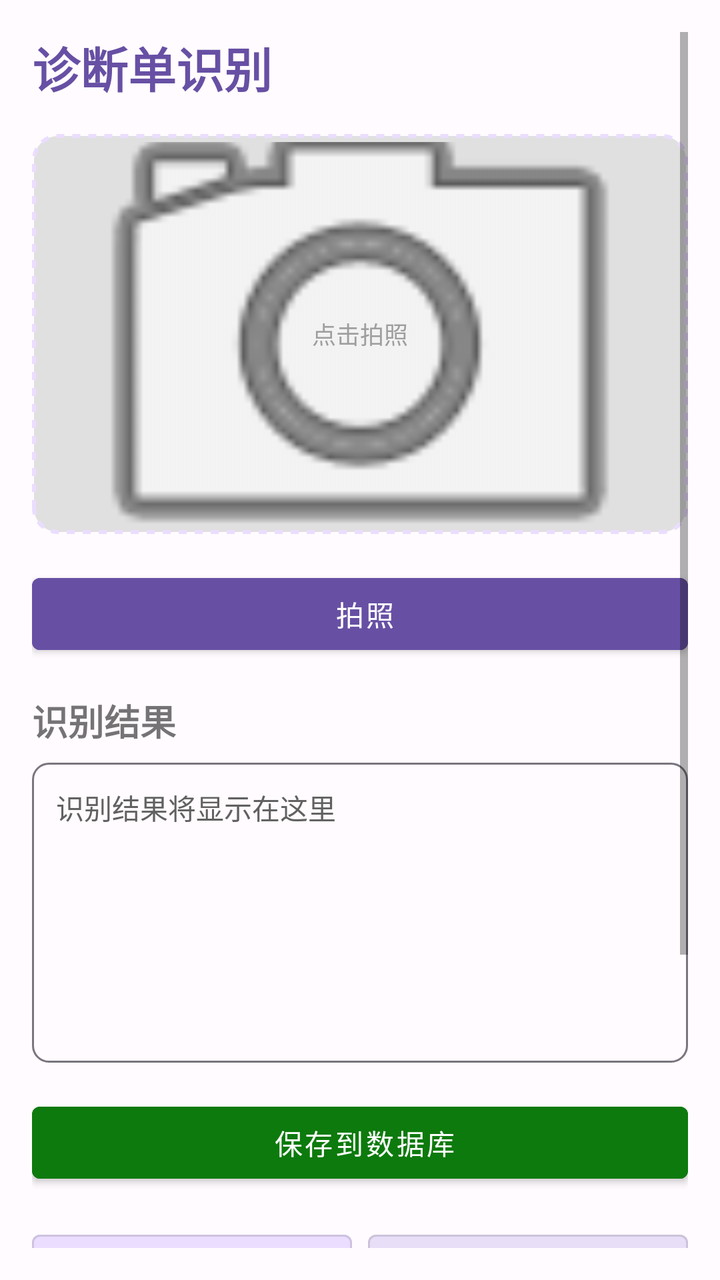
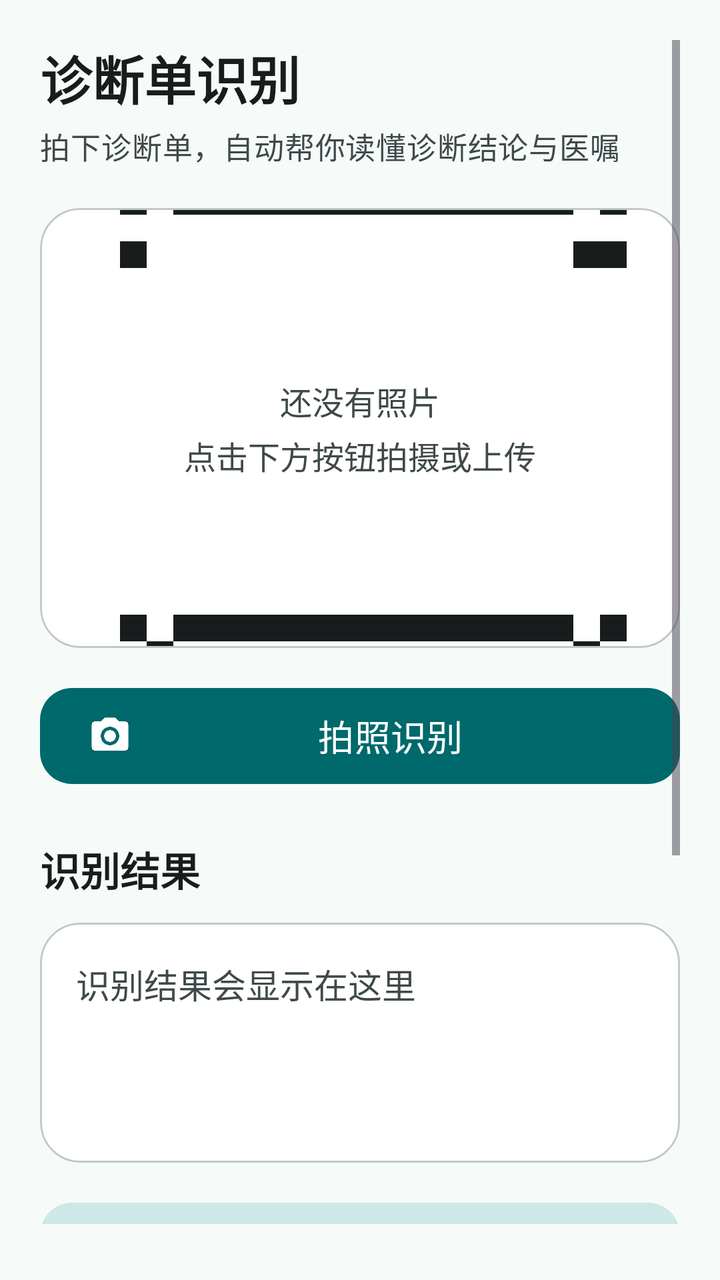

An Android layout rendered at two revisions. The XML below is the earlier revision; the diff shows what the commit changed to produce the second picture.
<!-- AndroidManifest.xml: application theme Theme.AIHealth_ALL -->
<!-- res/layout/fragment_diagnosis.xml -->
<?xml version="1.0" encoding="utf-8"?>
<ScrollView xmlns:android="http://schemas.android.com/apk/res/android"
    android:layout_width="match_parent"
    android:layout_height="match_parent"
    android:background="@color/background"
    android:padding="16dp">

    <LinearLayout
        android:layout_width="match_parent"
        android:layout_height="wrap_content"
        android:orientation="vertical">

        
        <TextView
            android:layout_width="match_parent"
            android:layout_height="wrap_content"
            android:text="诊断单识别"
            android:textSize="24sp"
            android:textStyle="bold"
            android:textColor="@color/primary"
            android:layout_marginBottom="16dp" />

        
        <FrameLayout
            android:layout_width="match_parent"
            android:layout_height="200dp"
            android:background="@drawable/bg_image_placeholder"
            android:padding="4dp"
            android:layout_marginBottom="16dp">

            <ImageView
                android:id="@+id/iv_diagnosis"
                android:layout_width="match_parent"
                android:layout_height="match_parent"
                android:scaleType="centerCrop"
                android:contentDescription="诊断单图片预览"
                android:src="@android:drawable/ic_menu_camera" />

            <TextView
                android:layout_width="wrap_content"
                android:layout_height="wrap_content"
                android:text="点击拍照"
                android:textColor="@color/grey_medium"
                android:textSize="12sp"
                android:layout_gravity="center"
                android:padding="8dp" />

        </FrameLayout>

        
        <Button
            android:id="@+id/btn_take_photo"
            android:layout_width="match_parent"
            android:layout_height="48dp"
            android:text=" 拍照"
            android:backgroundTint="@color/primary"
            android:textColor="@color/white"
            style="@style/Widget.MaterialComponents.Button"
            android:layout_marginBottom="16dp" />

        
        <TextView
            android:layout_width="match_parent"
            android:layout_height="wrap_content"
            android:text="识别结果"
            android:textSize="18sp"
            android:textStyle="bold"
            android:layout_marginBottom="8dp" />

        
        <TextView
            android:id="@+id/tv_ocr_result"
            android:layout_width="match_parent"
            android:layout_height="150dp"
            android:padding="12dp"
            android:background="@drawable/bg_rounded_corner"
            android:text="识别结果将显示在这里"
            android:textSize="14sp"
            android:textColor="@color/grey_dark"
            android:lineSpacingExtra="4dp"
            android:scrollbars="vertical"
            android:layout_marginBottom="16dp" />

        
        <Button
            android:id="@+id/btn_save"
            android:layout_width="match_parent"
            android:layout_height="48dp"
            android:text=" 保存到数据库"
            android:backgroundTint="@color/success"
            android:textColor="@color/white"
            style="@style/Widget.MaterialComponents.Button"
            android:layout_marginBottom="16dp" />

        
        <LinearLayout
            android:layout_width="match_parent"
            android:layout_height="wrap_content"
            android:orientation="horizontal"
            android:layout_marginBottom="24dp"
            android:gravity="center">

            <Button
                android:id="@+id/btn_quick_stats"
                android:layout_width="0dp"
                android:layout_height="48dp"
                android:layout_weight="1"
                android:layout_marginEnd="8dp"
                android:text=" 快速统计"
                android:backgroundTint="@color/primary_light"
                style="@style/Widget.MaterialComponents.Button.OutlinedButton" />

            <Button
                android:id="@+id/btn_view_charts"
                android:layout_width="0dp"
                android:layout_height="48dp"
                android:layout_weight="1"
                android:text=" 查看图表"
                android:backgroundTint="@color/secondary_light"
                style="@style/Widget.MaterialComponents.Button.OutlinedButton" />

        </LinearLayout>

        
        <LinearLayout
            android:layout_width="match_parent"
            android:layout_height="wrap_content"
            android:orientation="horizontal"
            android:gravity="center_vertical"
            android:layout_marginBottom="12dp">

            <TextView
                android:layout_width="0dp"
                android:layout_height="wrap_content"
                android:layout_weight="1"
                android:text=" 历史记录"
                android:textSize="20sp"
                android:textStyle="bold" />

            <Button
                android:id="@+id/btn_filter"
                android:layout_width="wrap_content"
                android:layout_height="48dp"
                android:text="筛选"
                android:textSize="12sp"
                style="@style/Widget.MaterialComponents.Button.OutlinedButton" />

        </LinearLayout>

        
        <TextView
            android:id="@+id/tv_empty_history"
            android:layout_width="match_parent"
            android:layout_height="100dp"
            android:gravity="center"
            android:text="暂无历史记录\n点击上方按钮开始识别"
            android:textSize="14sp"
            android:textColor="@color/grey_medium"
            android:visibility="visible" />

        
        <androidx.recyclerview.widget.RecyclerView
            android:id="@+id/rv_history"
            android:layout_width="match_parent"
            android:layout_height="400dp"
            android:visibility="gone" />

    </LinearLayout>
</ScrollView>
<!-- resources referenced by this layout -->
<resources>
  <color name="background">#FFFBFE</color>
  <color name="grey_dark">@color/grey_700</color>
  <color name="grey_medium">@color/grey_500</color>
  <color name="primary">#6750A4</color>
  <color name="primary_light">#EADDFF</color>
  <color name="secondary_light">#E8DEF8</color>
  <color name="success">#0D7A0D</color>
  <color name="white">#FFFFFF</color>
  <!-- drawable bg_image_placeholder (drawable) -->
  <?xml version="1.0" encoding="utf-8"?>
  <shape xmlns:android="http://schemas.android.com/apk/res/android"
      android:shape="rectangle">
      <solid android:color="@color/grey_light" />
      <stroke
          android:width="2dp"
          android:color="@color/primary_light"
          android:dashWidth="4dp"
          android:dashGap="4dp" />
      <corners android:radius="12dp" />
  </shape>
  <!-- drawable bg_rounded_corner (drawable) -->
  <?xml version="1.0" encoding="utf-8"?>
  <shape xmlns:android="http://schemas.android.com/apk/res/android">
      <solid android:color="@color/surface" />
      <stroke android:width="1dp" android:color="@color/outline" />
      <corners android:radius="8dp" />
  </shape>
  <style name="Theme.AIHealth_ALL" parent="Theme.MaterialComponents.DayNight.NoActionBar">
          
          <item name="colorPrimary">@color/primary</item>
          <item name="colorPrimaryVariant">@color/primary_dark</item>
          <item name="colorOnPrimary">@color/white</item>
  
          
          <item name="colorSecondary">@color/secondary</item>
          <item name="colorSecondaryVariant">@color/secondary_dark</item>
          <item name="colorOnSecondary">@color/white</item>
  
          
          <item name="android:statusBarColor">?attr/colorPrimaryVariant</item>
  
          
          <item name="android:windowBackground">@color/background</item>
  
          
          <item name="materialButtonStyle">@style/Widget.MaterialComponents.Button</item>
          <item name="materialButtonOutlinedStyle">@style/Widget.MaterialComponents.Button.OutlinedButton</item>
      </style>
  <color name="grey_700">#616161</color>
  <color name="grey_500">#9E9E9E</color>
  <color name="grey_light">@color/grey_300</color>
  <color name="surface">#FFFBFE</color>
  <color name="outline">#79747E</color>
  <color name="primary_dark">#4F378B</color>
  <color name="secondary">#625B71</color>
  <color name="secondary_dark">#4A4458</color>
  <color name="grey_300">#E0E0E0</color>
</resources>

<!-- the commit's change to res/layout/fragment_diagnosis.xml (unified diff, before → after) -->
@@ -1,9 +1,13 @@
 <?xml version="1.0" encoding="utf-8"?>
 <ScrollView xmlns:android="http://schemas.android.com/apk/res/android"
+    xmlns:app="http://schemas.android.com/apk/res-auto"
     android:layout_width="match_parent"
     android:layout_height="match_parent"
     android:background="@color/background"
-    android:padding="16dp">
+    android:paddingHorizontal="20dp"
+    android:paddingTop="20dp"
+    android:paddingBottom="28dp"
+    android:fillViewport="true">
 
     <LinearLayout
         android:layout_width="match_parent"
@@ -15,110 +19,117 @@
             android:layout_width="match_parent"
             android:layout_height="wrap_content"
             android:text="诊断单识别"
-            android:textSize="24sp"
-            android:textStyle="bold"
-            android:textColor="@color/primary"
-            android:layout_marginBottom="16dp" />
+            style="@style/TextAppearance.AIHealth.Headline" />
+
+        <TextView
+            android:layout_width="match_parent"
+            android:layout_height="wrap_content"
+            android:layout_marginTop="4dp"
+            android:text="拍下诊断单，自动帮你读懂诊断结论与医嘱"
+            style="@style/TextAppearance.AIHealth.Caption" />
 
         
-        <FrameLayout
+        <com.google.android.material.card.MaterialCardView
             android:layout_width="match_parent"
-            android:layout_height="200dp"
-            android:background="@drawable/bg_image_placeholder"
-            android:padding="4dp"
-            android:layout_marginBottom="16dp">
+            android:layout_height="220dp"
+            android:layout_marginTop="20dp"
+            style="@style/Widget.AIHealth.Card">
 
-            <ImageView
-                android:id="@+id/iv_diagnosis"
+            <FrameLayout
                 android:layout_width="match_parent"
-                android:layout_height="match_parent"
-                android:scaleType="centerCrop"
-                android:contentDescription="诊断单图片预览"
-                android:src="@android:drawable/ic_menu_camera" />
+                android:layout_height="match_parent">
 
-            <TextView
-                android:layout_width="wrap_content"
-                android:layout_height="wrap_content"
-                android:text="点击拍照"
-                android:textColor="@color/grey_medium"
-                android:textSize="12sp"
-                android:layout_gravity="center"
-                android:padding="8dp" />
+                <ImageView
+                    android:id="@+id/iv_diagnosis"
+                    android:layout_width="match_parent"
+                    android:layout_height="match_parent"
+                    android:scaleType="centerCrop"
+                    android:contentDescription="诊断单图片预览"
+                    android:src="@drawable/ic_camera_guide" />
 
-        </FrameLayout>
+                <TextView
+                    android:layout_width="wrap_content"
+                    android:layout_height="wrap_content"
+                    android:layout_gravity="center"
+                    android:text="还没有照片\n点击下方按钮拍摄或上传"
+                    android:textSize="16sp"
+                    android:textColor="@color/on_surface_variant"
+                    android:gravity="center"
+                    android:lineSpacingExtra="4dp" />
+            </FrameLayout>
+        </com.google.android.material.card.MaterialCardView>
 
         
-        <Button
+        <com.google.android.material.button.MaterialButton
             android:id="@+id/btn_take_photo"
             android:layout_width="match_parent"
-            android:layout_height="48dp"
-            android:text=" 拍照"
-            android:backgroundTint="@color/primary"
-            android:textColor="@color/white"
-            style="@style/Widget.MaterialComponents.Button"
-            android:layout_marginBottom="16dp" />
+            android:layout_height="wrap_content"
+            android:layout_marginTop="16dp"
+            android:text="拍照识别"
+            app:icon="@drawable/ic_camera"
+            app:iconSize="22dp"
+            style="@style/Widget.AIHealth.Button" />
 
         
         <TextView
             android:layout_width="match_parent"
             android:layout_height="wrap_content"
+            android:layout_marginTop="24dp"
             android:text="识别结果"
-            android:textSize="18sp"
-            android:textStyle="bold"
-            android:layout_marginBottom="8dp" />
+            style="@style/TextAppearance.AIHealth.Title" />
+
+        <com.google.android.material.card.MaterialCardView
+            android:layout_width="match_parent"
+            android:layout_height="wrap_content"
+            android:layout_marginTop="12dp"
+            style="@style/Widget.AIHealth.Card">
+
+            <TextView
+                android:id="@+id/tv_ocr_result"
+                android:layout_width="match_parent"
+                android:layout_height="wrap_content"
+                android:minHeight="120dp"
+                android:padding="18dp"
+                android:text="识别结果会显示在这里"
+                android:textSize="17sp"
+                android:textColor="@color/on_surface_variant"
+                android:lineSpacingExtra="4dp" />
+        </com.google.android.material.card.MaterialCardView>
 
         
-        <TextView
-            android:id="@+id/tv_ocr_result"
-            android:layout_width="match_parent"
-            android:layout_height="150dp"
-            android:padding="12dp"
-            android:background="@drawable/bg_rounded_corner"
-            android:text="识别结果将显示在这里"
-            android:textSize="14sp"
-            android:textColor="@color/grey_dark"
-            android:lineSpacingExtra="4dp"
-            android:scrollbars="vertical"
-            android:layout_marginBottom="16dp" />
-
-        
-        <Button
+        <com.google.android.material.button.MaterialButton
             android:id="@+id/btn_save"
             android:layout_width="match_parent"
-            android:layout_height="48dp"
-            android:text=" 保存到数据库"
-            android:backgroundTint="@color/success"
-            android:textColor="@color/white"
-            style="@style/Widget.MaterialComponents.Button"
-            android:layout_marginBottom="16dp" />
+            android:layout_height="wrap_content"
+            android:layout_marginTop="16dp"
+            android:text="保存到我的记录"
+            app:icon="@drawable/ic_save"
+            app:iconSize="22dp"
+            style="@style/Widget.AIHealth.Button.Tonal" />
 
-        
         <LinearLayout
             android:layout_width="match_parent"
             android:layout_height="wrap_content"
             android:orientation="horizontal"
-            android:layout_marginBottom="24dp"
-            android:gravity="center">
+            android:layout_marginTop="12dp">
 
-            <Button
+            <com.google.android.material.button.MaterialButton
                 android:id="@+id/btn_quick_stats"
                 android:layout_width="0dp"
-                android:layout_height="48dp"
+                android:layout_height="wrap_content"
                 android:layout_weight="1"
-                android:layout_marginEnd="8dp"
-                android:text=" 快速统计"
-                android:backgroundTint="@color/primary_light"
-                style="@style/Widget.MaterialComponents.Button.OutlinedButton" />
+                android:layout_marginEnd="6dp"
+                android:text="快速统计"
+                style="@style/Widget.AIHealth.Button.Outlined" />
 
-            <Button
+            <com.google.android.material.button.MaterialButton
                 android:id="@+id/btn_view_charts"
                 android:layout_width="0dp"
-                android:layout_height="48dp"
+                android:layout_height="wrap_content"
                 android:layout_weight="1"
-                android:text=" 查看图表"
-                android:backgroundTint="@color/secondary_light"
-                style="@style/Widget.MaterialComponents.Button.OutlinedButton" />
-
+                android:layout_marginStart="6dp"
+                android:text="查看图表"
+                style="@style/Widget.AIHealth.Button.Outlined" />
         </LinearLayout>
 
         
@@ -127,43 +138,43 @@
             android:layout_height="wrap_content"
             android:orientation="horizontal"
             android:gravity="center_vertical"
+            android:layout_marginTop="28dp"
             android:layout_marginBottom="12dp">
 
             <TextView
                 android:layout_width="0dp"
                 android:layout_height="wrap_content"
                 android:layout_weight="1"
-                android:text=" 历史记录"
-                android:textSize="20sp"
-                android:textStyle="bold" />
+                android:text="历史记录"
+                style="@style/TextAppearance.AIHealth.Title" />
 
-            <Button
+            <com.google.android.material.button.MaterialButton
                 android:id="@+id/btn_filter"
                 android:layout_width="wrap_content"
-                android:layout_height="48dp"
+                android:layout_height="wrap_content"
                 android:text="筛选"
-                android:textSize="12sp"
-                style="@style/Widget.MaterialComponents.Button.OutlinedButton" />
-
+                android:textSize="15sp"
+                android:textAllCaps="false"
+                app:icon="@drawable/ic_history"
+                style="@style/Widget.Material3.Button.TextButton" />
         </LinearLayout>
 
-        
         <TextView
             android:id="@+id/tv_empty_history"
             android:layout_width="match_parent"
-            android:layout_height="100dp"
+            android:layout_height="120dp"
             android:gravity="center"
-            android:text="暂无历史记录\n点击上方按钮开始识别"
-            android:textSize="14sp"
-            android:textColor="@color/grey_medium"
+            android:text="还没有记录\n拍下第一张诊断单吧"
+            android:textSize="16sp"
+            android:textColor="@color/on_surface_variant"
+            android:lineSpacingExtra="4dp"
             android:visibility="visible" />
 
-        
         <androidx.recyclerview.widget.RecyclerView
             android:id="@+id/rv_history"
             android:layout_width="match_parent"
-            android:layout_height="400dp"
+            android:layout_height="wrap_content"
+            android:nestedScrollingEnabled="false"
             android:visibility="gone" />
-
     </LinearLayout>
 </ScrollView>
<!-- resource entries referenced after the edit -->
@@ -1,61 +1,183 @@
 <!-- resources referenced by this layout -->
 <resources>
-  <color name="background">#FFFBFE</color>
-  <color name="grey_dark">@color/grey_700</color>
-  <color name="grey_medium">@color/grey_500</color>
-  <color name="primary">#6750A4</color>
-  <color name="primary_light">#EADDFF</color>
-  <color name="secondary_light">#E8DEF8</color>
-  <color name="success">#0D7A0D</color>
-  <color name="white">#FFFFFF</color>
-  <!-- drawable bg_image_placeholder (drawable) -->
+  <color name="background">#F6FBFA</color>
+  <color name="on_surface_variant">#3F4949</color>
+  <!-- drawable ic_camera (drawable) -->
+  <vector xmlns:android="http://schemas.android.com/apk/res/android"
+      android:width="24dp"
+      android:height="24dp"
+      android:viewportWidth="24"
+      android:viewportHeight="24"
+      android:tint="?attr/colorOnSurface">
+      <path
+          android:fillColor="@android:color/white"
+          android:pathData="M12,12m-3.2,0a3.2,3.2 0,1 1,6.4 0a3.2,3.2 0,1 1,-6.4 0"/>
+      <path
+          android:fillColor="@android:color/white"
+          android:pathData="M9,2L7.17,4L4,4c-1.1,0 -2,0.9 -2,2v12c0,1.1 0.9,2 2,2h16c1.1,0 2,-0.9 2,-2L22,6c0,-1.1 -0.9,-2 -2,-2h-3.17L15,2L9,2zM12,17c-2.76,0 -5,-2.24 -5,-5s2.24,-5 5,-5 5,2.24 5,5 -2.24,5 -5,5z"/>
+  </vector>
+  <!-- drawable ic_camera_guide (drawable) -->
   <?xml version="1.0" encoding="utf-8"?>
-  <shape xmlns:android="http://schemas.android.com/apk/res/android"
-      android:shape="rectangle">
-      <solid android:color="@color/grey_light" />
-      <stroke
-          android:width="2dp"
-          android:color="@color/primary_light"
-          android:dashWidth="4dp"
-          android:dashGap="4dp" />
-      <corners android:radius="12dp" />
-  </shape>
-  <!-- drawable bg_rounded_corner (drawable) -->
+  <vector xmlns:android="http://schemas.android.com/apk/res/android"
+      android:width="24dp"
+      android:height="24dp"
+      android:viewportWidth="24"
+      android:viewportHeight="24"
+      android:tint="?attr/colorOnSurface">
+      <path
+          android:fillColor="@android:color/white"
+          android:pathData="M3,4L4,4L4,3L3,3L3,4zM5,4L20,4L20,3L5,3L5,4zM21,4L22,4L22,3L21,3L21,4zM21,20L22,20L22,19L21,19L21,20zM21,6L22,6L22,5L21,5L21,6zM3,20L4,20L4,19L3,19L3,20zM3,6L4,6L4,5L3,5L3,6zM20,6L21,6L21,5L20,5L20,6zM5,20L20,20L20,19L5,19L5,20zM4,21L5,21L5,20L4,20L4,21zM20,21L21,21L21,20L20,20L20,21z" />
+  </vector>
+  <!-- drawable ic_history (drawable) -->
+  <vector xmlns:android="http://schemas.android.com/apk/res/android"
+      android:width="24dp"
+      android:height="24dp"
+      android:viewportWidth="24"
+      android:viewportHeight="24"
+      android:tint="?attr/colorOnSurface">
+      <path
+          android:fillColor="@android:color/white"
+          android:pathData="M13,3c-4.97,0 -9,4.03 -9,9l0,1L5,13c0,4.42 3.58,8 8,8s8,-3.58 8,-8 -3.58,-8 -8,-8zM12,8l0,5l4.25,2.52 0.77,-1.28 -3.52,-2.09L13.5,8L12,8zM7,9l0,-0.37c0,-4.01 3.2,-7.27 7.16,-7.64 3.96,-0.37 7.36,2.53 7.72,6.5 0.39,4.12 -2.83,7.67 -6.88,7.51 -3.49,-0.14 -6.36,-3.01 -6.5,-6.5l0.01,-0.02C8.5,9.32 7.84,8.91 7.21,8.52 7,8.36 7,8.18 7,8L7,9z"/>
+  </vector>
+  <!-- drawable ic_save (drawable) -->
   <?xml version="1.0" encoding="utf-8"?>
-  <shape xmlns:android="http://schemas.android.com/apk/res/android">
-      <solid android:color="@color/surface" />
-      <stroke android:width="1dp" android:color="@color/outline" />
-      <corners android:radius="8dp" />
-  </shape>
-  <style name="Theme.AIHealth_ALL" parent="Theme.MaterialComponents.DayNight.NoActionBar">
+  <vector xmlns:android="http://schemas.android.com/apk/res/android"
+      android:width="24dp"
+      android:height="24dp"
+      android:viewportWidth="24"
+      android:viewportHeight="24"
+      android:tint="@color/primary">
+      <path
+          android:fillColor="@android:color/white"
+          android:pathData="M17,3L5,3c-1.11,0 -2,0.9 -2,2v14c0,1.1 0.89,2 2,2h14c1.1,0 2,-0.9 2,-2L21,7l-4,-4zM12,19c-1.66,0 -3,-1.34 -3,-3s1.34,-3 3,-3 3,1.34 3,3 -1.34,3 -3,3zM15,9L5,9L5,5h10v4z" />
+  </vector>
+  <style name="TextAppearance.AIHealth.Caption" parent="TextAppearance.Material3.BodyMedium">
+          <item name="android:textSize">15sp</item>
+          <item name="android:textColor">@color/on_surface_variant</item>
+      </style>
+  <style name="TextAppearance.AIHealth.Headline" parent="TextAppearance.Material3.HeadlineMedium">
+          <item name="android:textSize">26sp</item>
+          <item name="android:textStyle">bold</item>
+          <item name="android:textColor">@color/on_surface</item>
+      </style>
+  <style name="TextAppearance.AIHealth.Title" parent="TextAppearance.Material3.TitleLarge">
+          <item name="android:textSize">20sp</item>
+          <item name="android:textStyle">bold</item>
+          <item name="android:textColor">@color/on_surface</item>
+      </style>
+  <style name="Widget.AIHealth.Button" parent="Widget.Material3.Button">
+          <item name="android:minHeight">56dp</item>
+          <item name="android:textSize">18sp</item>
+          <item name="android:textAllCaps">false</item>
+          <item name="cornerRadius">16dp</item>
+      </style>
+  <style name="Widget.AIHealth.Button.Outlined" parent="Widget.Material3.Button.OutlinedButton">
+          <item name="android:minHeight">56dp</item>
+          <item name="android:textSize">18sp</item>
+          <item name="android:textAllCaps">false</item>
+          <item name="cornerRadius">16dp</item>
+      </style>
+  <style name="Widget.AIHealth.Button.Tonal" parent="Widget.Material3.Button.TonalButton">
+          <item name="android:minHeight">56dp</item>
+          <item name="android:textSize">18sp</item>
+          <item name="android:textAllCaps">false</item>
+          <item name="cornerRadius">16dp</item>
+      </style>
+  <style name="Widget.AIHealth.Card" parent="Widget.Material3.CardView.Elevated">
+          <item name="cardCornerRadius">20dp</item>
+          <item name="cardElevation">0dp</item>
+          <item name="cardBackgroundColor">@color/surface_container_lowest</item>
+          <item name="strokeWidth">1dp</item>
+          <item name="strokeColor">@color/outline_variant</item>
+      </style>
+  <color name="primary">#00696B</color>
+  <color name="on_surface">#191C1C</color>
+  <color name="surface_container_lowest">#FFFFFF</color>
+  <color name="outline_variant">#BFC9C8</color>
+  <color name="on_primary">#FFFFFF</color>
+  <color name="primary_container">#9CF2F2</color>
+  <color name="on_primary_container">#002020</color>
+  <color name="primary_light">#9CF2F2</color>
+  <style name="Theme.AIHealth_ALL" parent="Theme.Material3.Light.NoActionBar">
           
           <item name="colorPrimary">@color/primary</item>
-          <item name="colorPrimaryVariant">@color/primary_dark</item>
-          <item name="colorOnPrimary">@color/white</item>
+          <item name="colorOnPrimary">@color/on_primary</item>
+          <item name="colorPrimaryContainer">@color/primary_container</item>
+          <item name="colorOnPrimaryContainer">@color/on_primary_container</item>
+          <item name="colorPrimaryInverse">@color/primary_light</item>
   
           
           <item name="colorSecondary">@color/secondary</item>
-          <item name="colorSecondaryVariant">@color/secondary_dark</item>
-          <item name="colorOnSecondary">@color/white</item>
+          <item name="colorOnSecondary">@color/on_secondary</item>
+          <item name="colorSecondaryContainer">@color/secondary_container</item>
+          <item name="colorOnSecondaryContainer">@color/on_secondary_container</item>
   
           
-          <item name="android:statusBarColor">?attr/colorPrimaryVariant</item>
+          <item name="colorTertiary">@color/tertiary</item>
+          <item name="colorOnTertiary">@color/on_tertiary</item>
+          <item name="colorTertiaryContainer">@color/tertiary_container</item>
+          <item name="colorOnTertiaryContainer">@color/on_tertiary_container</item>
+  
+          
+          <item name="colorError">@color/error</item>
+          <item name="colorOnError">@color/on_error</item>
+          <item name="colorErrorContainer">@color/error_container</item>
+          <item name="colorOnErrorContainer">@color/on_error_container</item>
+  
+          
+          <item name="android:colorBackground">@color/background</item>
+          <item name="colorOnBackground">@color/on_background</item>
+          <item name="colorSurface">@color/surface</item>
+          <item name="colorOnSurface">@color/on_surface</item>
+          <item name="colorSurfaceVariant">@color/surface_variant</item>
+          <item name="colorOnSurfaceVariant">@color/on_surface_variant</item>
+          <item name="colorSurfaceInverse">@color/surface_container_highest</item>
+          <item name="colorOnSurfaceInverse">@color/on_surface_inverse</item>
+  
+          
+          <item name="colorOutline">@color/outline</item>
+          <item name="colorOutlineVariant">@color/outline_variant</item>
   
           
           <item name="android:windowBackground">@color/background</item>
+          <item name="android:statusBarColor">@color/primary</item>
+          <item name="android:navigationBarColor">@color/surface</item>
+          <item name="android:windowLightStatusBar">false</item>
   
           
-          <item name="materialButtonStyle">@style/Widget.MaterialComponents.Button</item>
-          <item name="materialButtonOutlinedStyle">@style/Widget.MaterialComponents.Button.OutlinedButton</item>
+          <item name="shapeAppearanceSmallComponent">@style/ShapeAppearance.AIHealth.Small</item>
+          <item name="shapeAppearanceMediumComponent">@style/ShapeAppearance.AIHealth.Medium</item>
+          <item name="shapeAppearanceLargeComponent">@style/ShapeAppearance.AIHealth.Large</item>
       </style>
-  <color name="grey_700">#616161</color>
-  <color name="grey_500">#9E9E9E</color>
-  <color name="grey_light">@color/grey_300</color>
-  <color name="surface">#FFFBFE</color>
-  <color name="outline">#79747E</color>
-  <color name="primary_dark">#4F378B</color>
-  <color name="secondary">#625B71</color>
-  <color name="secondary_dark">#4A4458</color>
-  <color name="grey_300">#E0E0E0</color>
+  <color name="surface">#F6FBFA</color>
+  <color name="surface_variant">#DAE5E4</color>
+  <color name="surface_container_highest">#DEE4E4</color>
+  <color name="on_surface_inverse">#EFF1F1</color>
+  <color name="outline">#6F7978</color>
+  <style name="ShapeAppearance.AIHealth.Small" parent="">
+          <item name="cornerFamily">rounded</item>
+          <item name="cornerSize">12dp</item>
+      </style>
+  <style name="ShapeAppearance.AIHealth.Medium" parent="">
+          <item name="cornerFamily">rounded</item>
+          <item name="cornerSize">20dp</item>
+      </style>
+  <style name="ShapeAppearance.AIHealth.Large" parent="">
+          <item name="cornerFamily">rounded</item>
+          <item name="cornerSize">28dp</item>
+      </style>
+  <color name="secondary">#4A6363</color>
+  <color name="on_secondary">#FFFFFF</color>
+  <color name="secondary_container">#CDE8E8</color>
+  <color name="on_secondary_container">#051F1F</color>
+  <color name="tertiary">#8A5000</color>
+  <color name="on_tertiary">#FFFFFF</color>
+  <color name="tertiary_container">#FFDDB0</color>
+  <color name="on_tertiary_container">#2C1600</color>
+  <color name="error">#BA1A1A</color>
+  <color name="on_error">#FFFFFF</color>
+  <color name="error_container">#FFDAD6</color>
+  <color name="on_error_container">#410002</color>
+  <color name="on_background">#191C1C</color>
 </resources>
 
